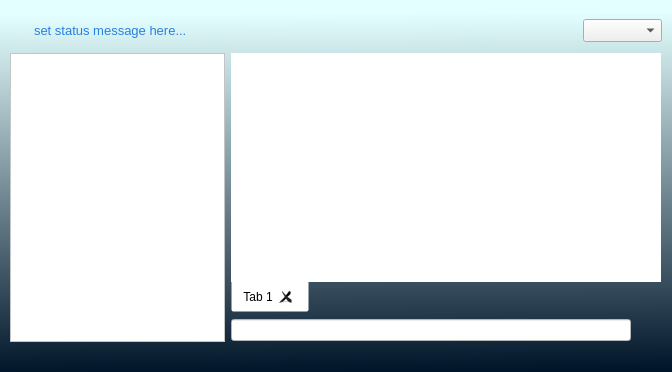
Qt form bin/data/ui/communications.ui (realXtend/tundra) before a commit.
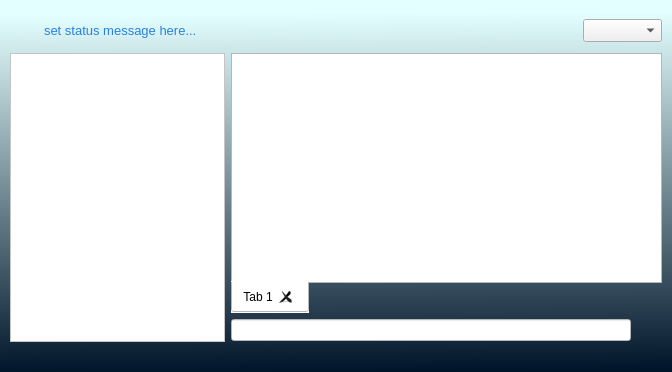
The same form after that commit.

Commit message: * Timestamp fixed * Widget inside tabwidget now expands fully vertically and horizontally * Some new style definitions

What changed in the file:
```diff
--- a/bin/data/ui/communications.ui
+++ b/bin/data/ui/communications.ui
@@ -76,7 +76,9 @@
              <property name="styleSheet">
               <string>background-color: rgba(255, 255, 255, 0);
 color: rgb(40, 129, 223);
-border: 0px;</string>
+border: 0px;
+border-radius: 15px;
+padding: 5px 10px;</string>
              </property>
              <property name="text">
               <string>set status message here...</string>
@@ -248,105 +250,8 @@
           <layout class="QVBoxLayout" name="verticalLayout_3" stretch="0,0">
            <item>
             <widget class="QTabWidget" name="tabWidget_Conversations">
-             <property name="sizePolicy">
-              <sizepolicy hsizetype="Expanding" vsizetype="Expanding">
-               <horstretch>0</horstretch>
-               <verstretch>0</verstretch>
-              </sizepolicy>
-             </property>
-             <property name="palette">
-              <palette>
-               <active>
-                <colorrole role="Button">
-                 <brush brushstyle="SolidPattern">
-                  <color alpha="0">
-                   <red>255</red>
-                   <green>255</green>
-                   <blue>255</blue>
-                  </color>
-                 </brush>
-                </colorrole>
-                <colorrole role="Base">
-                 <brush brushstyle="SolidPattern">
-                  <color alpha="0">
-                   <red>255</red>
-                   <green>255</green>
-                   <blue>255</blue>
-                  </color>
-                 </brush>
-                </colorrole>
-                <colorrole role="Window">
-                 <brush brushstyle="SolidPattern">
-                  <color alpha="0">
-                   <red>255</red>
-                   <green>255</green>
-                   <blue>255</blue>
-                  </color>
-                 </brush>
-                </colorrole>
-               </active>
-               <inactive>
-                <colorrole role="Button">
-                 <brush brushstyle="SolidPattern">
-                  <color alpha="0">
-                   <red>255</red>
-                   <green>255</green>
-                   <blue>255</blue>
-                  </color>
-                 </brush>
-                </colorrole>
-                <colorrole role="Base">
-                 <brush brushstyle="SolidPattern">
-                  <color alpha="0">
-                   <red>255</red>
-                   <green>255</green>
-                   <blue>255</blue>
-                  </color>
-                 </brush>
-                </colorrole>
-                <colorrole role="Window">
-                 <brush brushstyle="SolidPattern">
-                  <color alpha="0">
-                   <red>255</red>
-                   <green>255</green>
-                   <blue>255</blue>
-                  </color>
-                 </brush>
-                </colorrole>
-               </inactive>
-               <disabled>
-                <colorrole role="Button">
-                 <brush brushstyle="SolidPattern">
-                  <color alpha="0">
-                   <red>255</red>
-                   <green>255</green>
-                   <blue>255</blue>
-                  </color>
-                 </brush>
-                </colorrole>
-                <colorrole role="Base">
-                 <brush brushstyle="SolidPattern">
-                  <color alpha="0">
-                   <red>255</red>
-                   <green>255</green>
-                   <blue>255</blue>
-                  </color>
-                 </brush>
-                </colorrole>
-                <colorrole role="Window">
-                 <brush brushstyle="SolidPattern">
-                  <color alpha="0">
-                   <red>255</red>
-                   <green>255</green>
-                   <blue>255</blue>
-                  </color>
-                 </brush>
-                </colorrole>
-               </disabled>
-              </palette>
-             </property>
              <property name="styleSheet">
-              <string>background-color: rgba(255, 255, 255, 0);</string>
+              <string>background-color: rgb(255, 255, 255);</string>
              </property>
              <property name="tabPosition">
               <enum>QTabWidget::South</enum>
```
Left out of the diff: 7 changed lines with no effect on the pictures. The commit also changes 3 other files.
